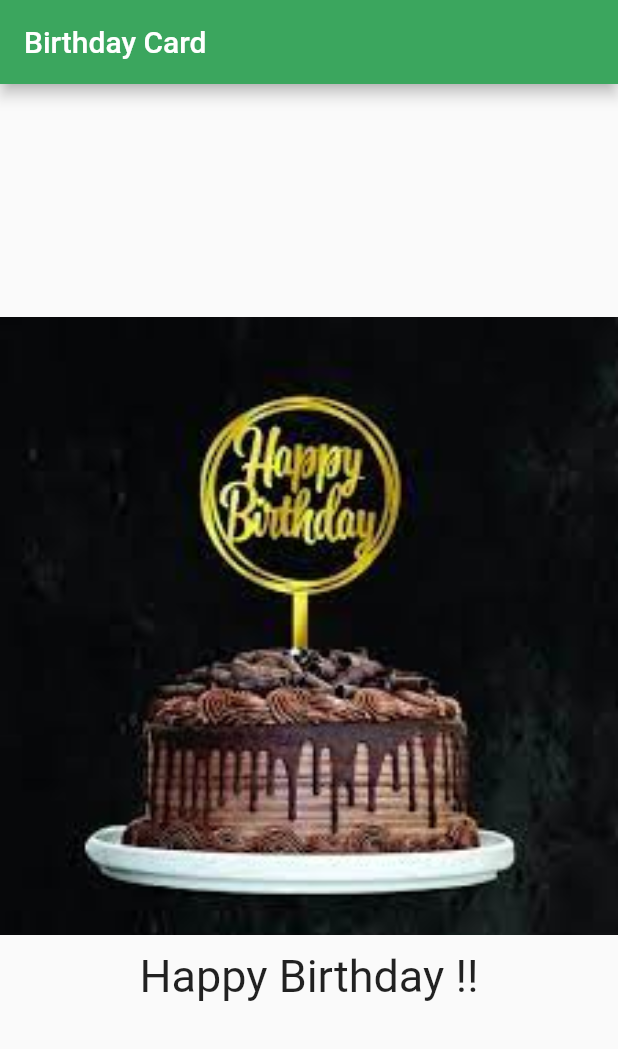
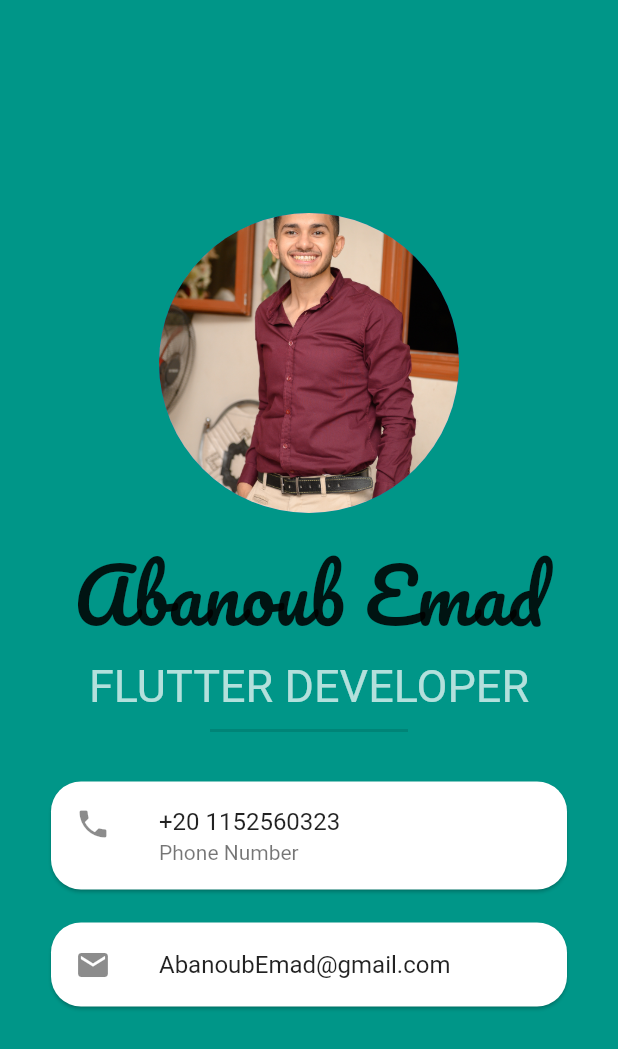
Before and after one commit to Abanoubemad21/College, a Flutter app: the screen it shows after launch, on a phone screen of 412 x 824 dp. Shown: the top 1049 px of the screen. Run offline on Flutter 3.47's test engine with Material 2 defaults, Android fonts, the phone set to English and light mode, and no system bars.

Commit message:
Initial Commit

```diff
--- a/lib/main.dart
+++ b/lib/main.dart
@@ -9,6 +9,7 @@
   @override
   Widget build(BuildContext context) {
     return MaterialApp(
+      debugShowCheckedModeBanner: false,
       home: MyHomePage(),
     );
   }
@@ -23,26 +24,71 @@
   @override
   Widget build(BuildContext context) {
     return Scaffold(
-      appBar: AppBar(
-        backgroundColor: Color.fromARGB(255, 59, 166, 94),
-        title: const Text("Birthday Card"),
-      ),
-      body: SizedBox(
+      // appBar: AppBar(
+      //   backgroundColor: Color.fromARGB(255, 59, 166, 94),
+      //   title: const Text("Birthday Card"),
+      // ),
+      body: Container(
+        color: Colors.teal,
+        child: SizedBox(
           width: double.infinity,
           child: Column(
             mainAxisAlignment: MainAxisAlignment.center,
-          children: [
-            Image.asset(
-              "assets/imgs/1.jpeg",
-              fit: BoxFit.cover,
-              width: double.infinity,
+            children: const [
+              CircleAvatar(
+                backgroundImage: AssetImage("assets/imgs/2.JPG"),
+                radius: 100,
               ),
-            const SizedBox(height: 10),
-            const Text(
-              'Happy Birthday !!',
-              style: TextStyle(fontSize: 30),
+              SizedBox(height: 10),
+              Text(
+                'Abanoub Emad',
+                style: TextStyle(fontSize: 50, fontFamily: 'Pacifico'),
               ),
+              Text(
+                'FLUTTER DEVELOPER',
+                style: TextStyle(fontSize: 30, color: Colors.white70),
+              ),
+              Padding(
+                padding: EdgeInsets.symmetric(
+                  horizontal: 140.0,
+                  vertical: 12,
+                ),
+                child: Divider(
+                  thickness: 2,
+                  height: 1,
+                ),
+              ),
+              SizedBox(height: 10),
+              Padding(
+                padding: EdgeInsets.symmetric(
+                  horizontal: 30.0,
+                  vertical: 7,
+                ),
+                child: Card(
+                  shape: RoundedRectangleBorder(
+                      borderRadius: BorderRadius.all(Radius.circular(20))),
+                  child: ListTile(
+                    leading: Icon(Icons.phone),
+                    subtitle: Text("Phone Number"),
+                    title: Text("+20 1152560323"),
+                  ),
+                ),
+              ),
+              Padding(
+                padding: EdgeInsets.symmetric(
+                  horizontal: 30.0,
+                  vertical: 7,
+                ),
+                child: Card(
+                    shape: RoundedRectangleBorder(
+                        borderRadius: BorderRadius.all(Radius.circular(20))),
+                    child: ListTile(
+                      leading: Icon(Icons.mail),
+                      title: Text("AbanoubEmad@gmail.com"),
+                    )),
+              )
             ],
+          ),
         ),
       ),
       // floatingActionButton: FloatingActionButton(
```
Also changed, not shown: assets/fonts/OFL.txt (added, +93 -0 lines), pubspec.yaml (+6 -6 lines), assets/fonts/Pacifico-Regular.ttf (added), assets/imgs/2.JPG (added). Lines whose indentation alone changed are shown as unchanged.
